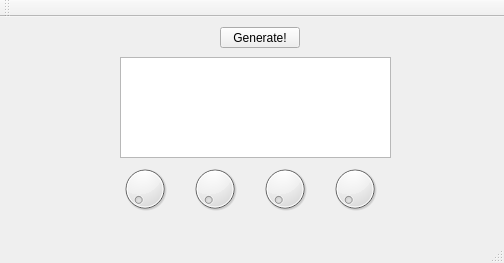
This is mainwindow.ui in elementalsc/melonbox as Qt 5 draws it before an edit. The edited form follows.
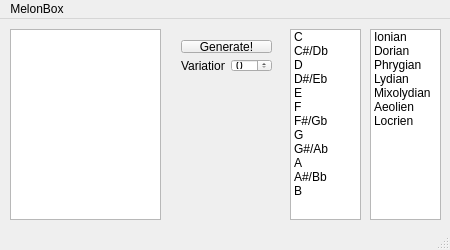
This is the edited form.

Diff of the .ui file:
```diff
--- a/mainwindow.ui
+++ b/mainwindow.ui
@@ -2,114 +2,225 @@
 <ui version="4.0">
  <class>RootWindow</class>
  <widget class="QMainWindow" name="RootWindow">
+  <property name="enabled">
+   <bool>true</bool>
+  </property>
   <property name="geometry">
    <rect>
     <x>0</x>
     <y>0</y>
-    <width>504</width>
-    <height>263</height>
+    <width>450</width>
+    <height>250</height>
    </rect>
   </property>
+  <property name="minimumSize">
+   <size>
+    <width>450</width>
+    <height>250</height>
+   </size>
+  </property>
+  <property name="maximumSize">
+   <size>
+    <width>450</width>
+    <height>250</height>
+   </size>
+  </property>
   <property name="windowTitle">
    <string>MainWindow</string>
   </property>
+  <property name="autoFillBackground">
+   <bool>false</bool>
+  </property>
+  <property name="dockOptions">
+   <set>QMainWindow::AllowTabbedDocks|QMainWindow::AnimatedDocks</set>
+  </property>
   <widget class="QWidget" name="centralWidget">
-   <widget class="QPushButton" name="pushButton">
+   <widget class="QListWidget" name="uScaleList">
     <property name="geometry">
      <rect>
-      <x>220</x>
+      <x>290</x>
       <y>10</y>
-      <width>80</width>
-      <height>21</height>
+      <width>71</width>
+      <height>191</height>
      </rect>
     </property>
-    <property name="text">
-     <string>Generate!</string>
+    <item>
+     <property name="text">
+      <string>C</string>
+     </property>
+    </item>
+    <item>
+     <property name="text">
+      <string>C#/Db</string>
+     </property>
+    </item>
+    <item>
+     <property name="text">
+      <string>D</string>
+     </property>
+    </item>
+    <item>
+     <property name="text">
+      <string>D#/Eb</string>
+     </property>
+    </item>
+    <item>
+     <property name="text">
+      <string>E</string>
+     </property>
+    </item>
+    <item>
+     <property name="text">
+      <string>F</string>
+     </property>
+    </item>
+    <item>
+     <property name="text">
+      <string>F#/Gb</string>
+     </property>
+    </item>
+    <item>
+     <property name="text">
+      <string>G</string>
+     </property>
+    </item>
+    <item>
+     <property name="text">
+      <string>G#/Ab</string>
+     </property>
+    </item>
+    <item>
+     <property name="text">
+      <string>A</string>
+     </property>
+    </item>
+    <item>
+     <property name="text">
+      <string>A#/Bb</string>
+     </property>
+    </item>
+    <item>
+     <property name="text">
+      <string>B</string>
+     </property>
+    </item>
+   </widget>
+   <widget class="QListWidget" name="uMode">
+    <property name="geometry">
+     <rect>
+      <x>370</x>
+      <y>10</y>
+      <width>71</width>
+      <height>191</height>
+     </rect>
     </property>
+    <item>
+     <property name="text">
+      <string>Ionian</string>
+     </property>
+    </item>
+    <item>
+     <property name="text">
+      <string>Dorian</string>
+     </property>
+    </item>
+    <item>
+     <property name="text">
+      <string>Phrygian</string>
+     </property>
+    </item>
+    <item>
+     <property name="text">
+      <string>Lydian</string>
+     </property>
+    </item>
+    <item>
+     <property name="text">
+      <string>Mixolydian</string>
+     </property>
+    </item>
+    <item>
+     <property name="text">
+      <string>Aeolien</string>
+     </property>
+    </item>
+    <item>
+     <property name="text">
+      <string>Locrien</string>
+     </property>
+    </item>
    </widget>
    <widget class="QTextBrowser" name="oProgDisplay">
     <property name="geometry">
      <rect>
-      <x>120</x>
-      <y>40</y>
-      <width>271</width>
-      <height>101</height>
+      <x>10</x>
+      <y>10</y>
+      <width>151</width>
+      <height>191</height>
      </rect>
     </property>
    </widget>
-   <widget class="QDial" name="dialHsuVariation">
+   <widget class="QWidget" name="">
     <property name="geometry">
      <rect>
-      <x>120</x>
-      <y>140</y>
-      <width>50</width>
-      <height>64</height>
+      <x>170</x>
+      <y>10</y>
+      <width>113</width>
+      <height>54</height>
      </rect>
     </property>
+    <layout class="QVBoxLayout" name="verticalLayout">
+     <item>
+      <widget class="QPushButton" name="pushButton">
+       <property name="text">
+        <string>Generate!</string>
+       </property>
+       <property name="shortcut">
+        <string>Enter</string>
+       </property>
+      </widget>
+     </item>
+     <item>
+      <layout class="QHBoxLayout" name="horizontalLayout">
+       <item>
+        <widget class="QLabel" name="label">
+         <property name="text">
+          <string>Variations</string>
+         </property>
+        </widget>
+       </item>
+       <item>
+        <widget class="QSpinBox" name="variationNumber"/>
+       </item>
+      </layout>
+     </item>
+    </layout>
    </widget>
-   <widget class="QDial" name="dialGenericSubstitution">
-    <property name="geometry">
-     <rect>
-      <x>190</x>
-      <y>140</y>
-      <width>50</width>
-      <height>64</height>
-     </rect>
-    </property>
-   </widget>
-   <widget class="QDial" name="dialSecondaryDominant">
-    <property name="geometry">
-     <rect>
-      <x>260</x>
-      <y>140</y>
-      <width>50</width>
-      <height>64</height>
-     </rect>
-    </property>
-   </widget>
-   <widget class="QDial" name="dialModalMixture">
-    <property name="geometry">
-     <rect>
-      <x>330</x>
-      <y>140</y>
-      <width>50</width>
-      <height>64</height>
-     </rect>
-    </property>
-    <property name="mouseTracking">
-     <bool>false</bool>
-    </property>
-    <property name="tracking">
-     <bool>false</bool>
-    </property>
-    <property name="orientation">
-     <enum>Qt::Vertical</enum>
-    </property>
-    <property name="wrapping">
-     <bool>false</bool>
-    </property>
-    <property name="notchesVisible">
-     <bool>false</bool>
-    </property>
-   </widget>
+   <zorder>pushButton</zorder>
+   <zorder>verticalLayoutWidget</zorder>
+   <zorder></zorder>
+   <zorder>Button</zorder>
+   <zorder>radioButton_2</zorder>
+   <zorder>uScaleList</zorder>
+   <zorder>uMode</zorder>
+   <zorder>label</zorder>
   </widget>
   <widget class="QMenuBar" name="menuBar">
    <property name="geometry">
     <rect>
      <x>0</x>
      <y>0</y>
-     <width>504</width>
+     <width>450</width>
      <height>20</height>
     </rect>
    </property>
-  </widget>
-  <widget class="QToolBar" name="mainToolBar">
-   <attribute name="toolBarArea">
-    <enum>TopToolBarArea</enum>
-   </attribute>
-   <attribute name="toolBarBreak">
-    <bool>false</bool>
-   </attribute>
+   <widget class="QMenu" name="menuMelonBox">
+    <property name="title">
+     <string>MelonBox</string>
+    </property>
+    <addaction name="actionQuit"/>
+   </widget>
+   <addaction name="menuMelonBox"/>
   </widget>
   <widget class="QStatusBar" name="statusBar"/>
  </widget>
```
Left out of the diff: 24 changed lines with no effect on the pictures.
